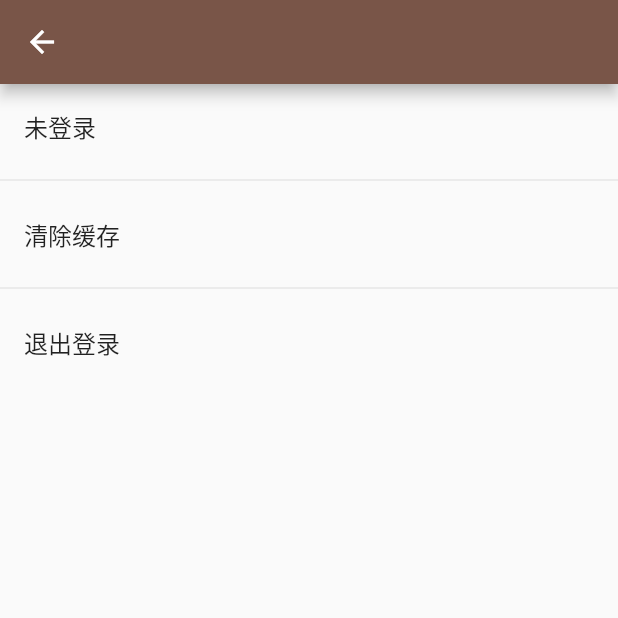
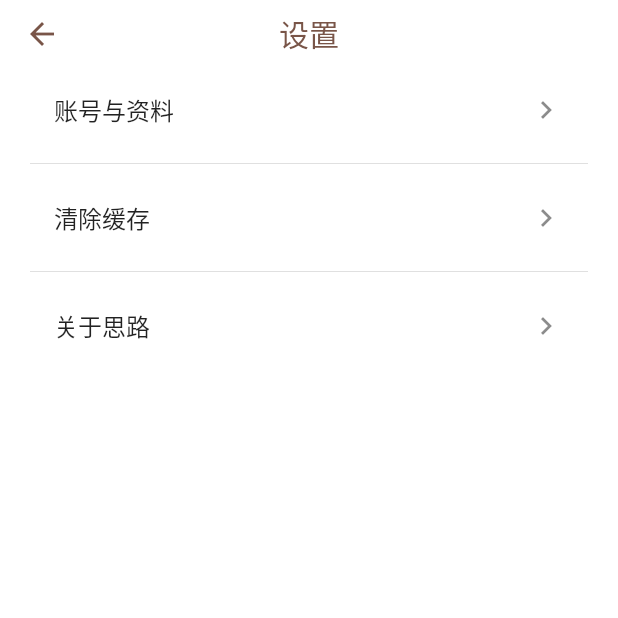
Before and after one commit to mulin-xml/silu, a Flutter app: the screen it shows after launch, item 4 of the bottom bar chosen, after a tap on the "settings" icon, on a phone screen of 412 x 824 dp, the top half of it. Run offline on Flutter 3.47's test engine with Material 2 defaults, Android fonts, the phone set to English and light mode, and no system bars; our stand-ins replace dio, flutter_swiper_null_safety, fluttertoast, image_picker, permission_handler, shared_preferences; missing offline and left inert: amap_flutter_base, amap_flutter_location, amap_flutter_map, crop_your_image.

```diff
--- a/lib/pages/config_page.dart
+++ b/lib/pages/config_page.dart
@@ -20,38 +20,59 @@ class _ConfigPageState extends State<ConfigPage> {
   @override
   Widget build(BuildContext context) {
     final sp = u.sharedPreferences;
-    final bool isLogin = sp.getBool('is_login') ?? false;
+    final isLogin = sp.getBool('is_login') ?? false;
     return Scaffold(
-      appBar: AppBar(),
-      body: ListView(children: [
-        ListTile(
-          title: Text(isLogin ? '编辑资料' : '未登录'),
+      backgroundColor: Colors.white,
+      appBar: AppBar(
+        toolbarHeight: 45,
+        backgroundColor: Colors.white,
+        foregroundColor: Colors.brown,
+        title: const Text('设置'),
+        centerTitle: true,
+        elevation: 0,
+      ),
+      body: ListView(
+        padding: const EdgeInsets.symmetric(horizontal: 20),
+        children: [
+          commonItem(
+            title: '账号与资料',
             onTap: () {
               Navigator.of(context).push(MaterialPageRoute(builder: (BuildContext context) => isLogin ? EditUserInfoPage(sp.getString('user_id') ?? '-1') : const LoginPage()));
             },
           ),
           const Divider(),
-        ListTile(
-          title: const Text('清除缓存'),
+          commonItem(
+            title: '清除缓存',
             onTap: () async {
               Directory tempDir = await getTemporaryDirectory();
               final List<FileSystemEntity> children = tempDir.listSync();
+              Fluttertoast.showToast(msg: '已清除${children.length}项缓存文件');
               for (final FileSystemEntity child in children) {
                 print(child.path);
                 await child.delete();
               }
-            Fluttertoast.showToast(msg: '已清除');
             },
           ),
           const Divider(),
-        ListTile(
-          title: const Text('退出登录'),
-          onTap: () {
-            Navigator.pop(context);
-            signOut();
-          },
+          commonItem(title: '关于思路'),
+          const SizedBox(height: 50),
+          isLogin
+              ? ElevatedButton(
+                  style: ButtonStyle(shape: MaterialStateProperty.all(RoundedRectangleBorder(borderRadius: BorderRadius.circular(30)))),
+                  child: const Text('退出登录'),
+                  onPressed: () {},
+                )
+              : Container(),
+        ],
       ),
-      ]),
+    );
+  }
+
+  Widget commonItem({String? title, onTap}) {
+    return ListTile(
+      title: Text(title ?? ''),
+      trailing: const Icon(Icons.chevron_right),
+      onTap: onTap,
     );
   }
 }
--- a/lib/pages/homepage_self.dart
+++ b/lib/pages/homepage_self.dart
@@ -2,6 +2,7 @@
 
 import 'package:flutter/material.dart';
 import 'package:silu/pages/config_page.dart';
+import 'package:silu/pages/login_page.dart';
 
 import 'package:silu/widgets/user_view.dart';
 import 'package:silu/event_bus.dart';
@@ -43,8 +44,34 @@ class _SelfPageState extends State<SelfPage> with AutomaticKeepAliveClientMixin
           ),
         ],
       ),
-      body: (sp.getBool('is_login') ?? false) ? UserView(sp.getString('user_id') ?? '-1', isSelf: true) : Container(),
+      body: (sp.getBool('is_login') ?? false) ? UserView(sp.getString('user_id') ?? '-1', isSelf: true) : unLoginView(),
     );
+  }
+
+  Widget unLoginView() {
+    return Column(children: [
+      Container(
+        height: 150,
+        color: Colors.brown,
+        padding: const EdgeInsets.all(20),
+        child: const Text(
+          '未登录',
+          textScaleFactor: 1.5,
+          style: TextStyle(color: Colors.white),
+        ),
+        alignment: Alignment.centerLeft,
+      ),
+      Expanded(
+        child: Center(
+          child: ElevatedButton(
+            child: const Text('点击登录'),
+            onPressed: () {
+              Navigator.of(context).push(MaterialPageRoute(builder: (BuildContext context) => const LoginPage()));
+            },
+          ),
+        ),
+      ),
+    ]);
   }
 
   updatePage() {
```
Also changed, not shown: lib/pages/edit_blog_page.dart (+66 -4 lines). Lines whose indentation alone changed are shown as unchanged.
